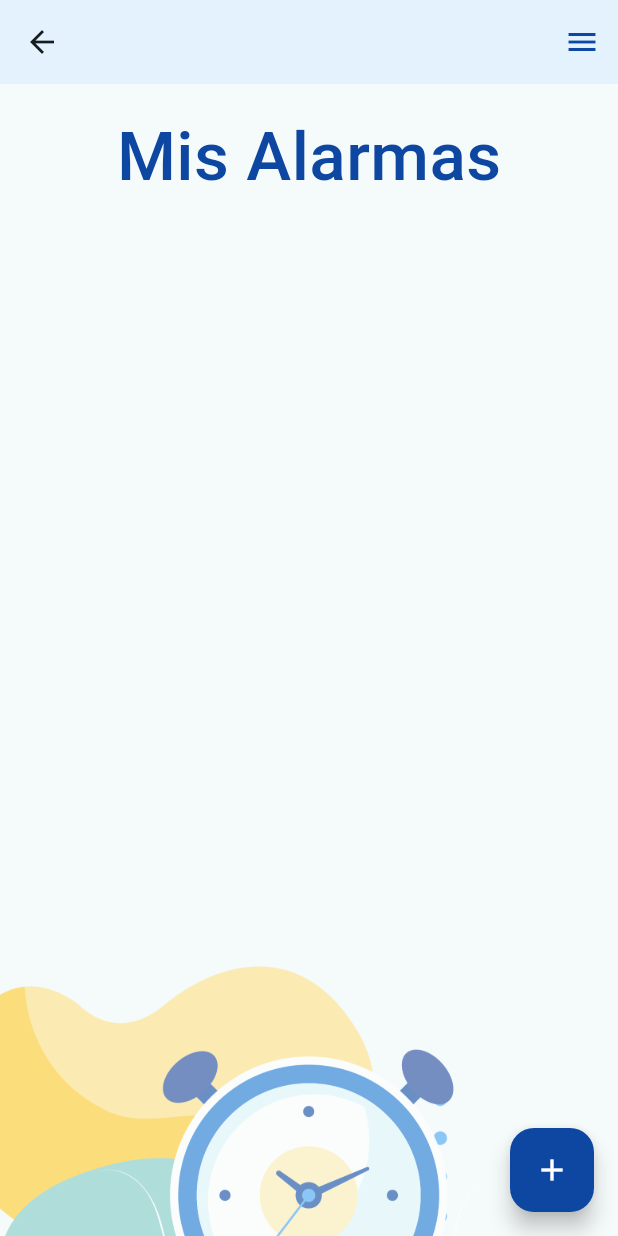
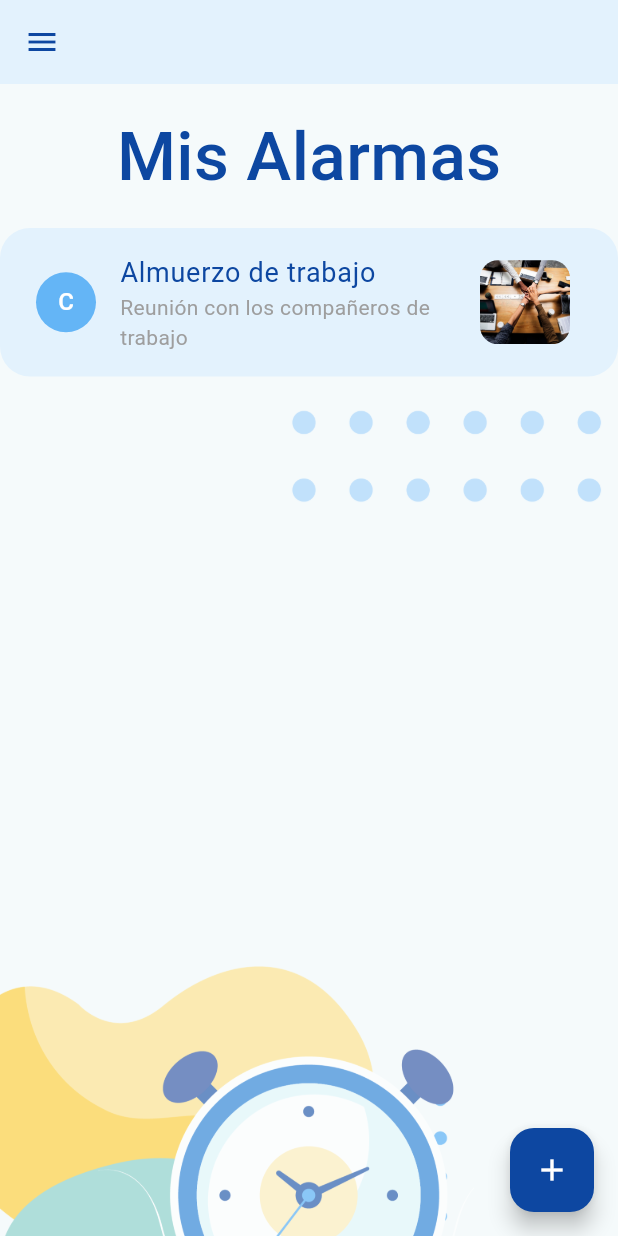
Before and after one commit to ValentinaRozo/sincronia, a Flutter app: the PantallaAlarma screen opened directly, on a phone screen of 412 x 824 dp. Run offline on Flutter 3.47's test engine with Material 3 defaults, Android fonts, the phone set to English and light mode, and no system bars; our stand-ins replace image_picker.

Commit message:
Alarma de ejemplo

```diff
--- a/lib/views/pantalla_alarmas.dart
+++ b/lib/views/pantalla_alarmas.dart
@@ -1,5 +1,6 @@
 import 'package:flutter/material.dart';
 import 'package:sincronia/views/crear_alarma.dart';
+import 'package:sincronia/widgets/alarm_tile.dart';
 import 'package:sincronia/widgets/floating_button.dart';
 
 class PantallaAlarma extends StatelessWidget {
@@ -13,19 +14,27 @@ class PantallaAlarma extends StatelessWidget {
       appBar: AppBar(
         backgroundColor: const Color(0xFFE3F2FD),
         centerTitle: true,
-        actions: [
-          IconButton(
+        leading: IconButton(
           icon: const Icon(Icons.menu),
           color: const Color(0xFF0D47A1),
           onPressed: () {
-              // Acción para el ícono de menú
           },
-          )
-        ],
+        ),
       ),
 
       body: Stack(
         children: [
+          Align(
+            alignment: const Alignment(1, -0.6),
+            child: Opacity(
+              opacity: 0.9,
+              child: Image.asset(
+                'assets/fondo_puntos_SincronIA.png',
+                height: size.height * 0.20,
+              ),
+            ),
+          ),
+
           Align(
             alignment: Alignment.bottomLeft,
             child: Opacity(
@@ -38,11 +47,12 @@ class PantallaAlarma extends StatelessWidget {
             ),
           ),
 
-          const Center(
+          SingleChildScrollView(
+            child: Center(
               child: Column(
                 mainAxisAlignment: MainAxisAlignment.start,
                 children: [
-                Padding(
+                  const Padding(
                     padding: EdgeInsets.all(16.0),
                     child: Text(
                       'Mis Alarmas',
@@ -52,13 +62,17 @@ class PantallaAlarma extends StatelessWidget {
                         color: Color(0xFF0D47A1),
                         fontFamily: 'Roboto',
                       ),
-                        )
                     ),
+                  ),
+                  AlarmItem(),
                 ],
               ),
             ),
+          ),
+
         ],
       ),
+
       floatingActionButton: CustomFloatingButton(
         onPressed: () {
           Navigator.push(
--- /dev/null
+++ b/lib/widgets/alarm_tile.dart
@@ -0,0 +1,154 @@
+import 'package:flutter/material.dart';
+import 'package:sincronia/widgets/button.dart';
+import 'package:sincronia/widgets/hour_picker.dart';
+import 'package:sincronia/widgets/radio_buttons_notificaciones.dart';
+import 'package:sincronia/widgets/text_field.dart';
+
+class AlarmItem extends StatefulWidget {
+  @override
+  _AlarmItemState createState() => _AlarmItemState();
+}
+
+class _AlarmItemState extends State<AlarmItem> {
+  bool _isExpanded = false;
+
+  @override
+  Widget build(BuildContext context) {
+    return Column(
+      children: [
+        // Parte colapsada de la alarma
+       Dismissible(
+        key: UniqueKey(),
+        direction: DismissDirection.endToStart,
+        background: Container(
+          padding: const EdgeInsets.only(right: 20),
+          alignment: Alignment.centerRight,
+          color: const Color(0xFFFFCA28),
+          child: const Icon(Icons.delete, color: Colors.white),
+        ),
+        onDismissed: (direction) {
+        },
+        child: GestureDetector(
+          onTap: () {
+            setState(() {
+              _isExpanded = !_isExpanded;
+            });
+          },
+          child: Container(
+            decoration: BoxDecoration(
+              color: const Color(0xFFE3F2FD),
+              borderRadius: BorderRadius.circular(20.0),
+            ),
+            padding: const EdgeInsets.all(8.0),
+            child: ListTile(
+              leading: const CircleAvatar(
+                backgroundColor: Color(0xFF64B5F6),
+                child: Text(
+                  'C',
+                  style: TextStyle(color: Colors.white),
+                ),
+              ),
+              title: const Text(
+                'Almuerzo de trabajo',
+                style: TextStyle(fontSize: 18, color: Color(0xFF0D47A1)),
+              ),
+              subtitle: const Text(
+                'Reunión con los compañeros de trabajo',
+                style: TextStyle(color: Colors.grey),
+              ),
+              trailing: ClipRRect(
+                borderRadius: BorderRadius.circular(12.0),
+                child: Image.asset(
+                  'assets/image.jpg',
+                  width: 60.0,
+                  height: 60.0,
+                  fit: BoxFit.cover,
+                ),
+              ),
+            ),
+          ),
+        ),
+      ),
+
+
+        // Parte expandida de la alarma
+        if (_isExpanded)
+          Padding(
+            padding: const EdgeInsets.symmetric(horizontal: 16.0),
+            child: Container(
+              decoration: BoxDecoration(
+                color: const Color(0xFFE3F2FD),
+                borderRadius: BorderRadius.circular(20.0),
+              ),
+              padding: const EdgeInsets.all(16.0),
+              child: SingleChildScrollView( // Scroll para evitar overflow
+                child: Column(
+                  crossAxisAlignment: CrossAxisAlignment.start,
+                  children: [
+                    const SingleChildScrollView(
+                      scrollDirection: Axis.horizontal,
+                      child: Align(
+                        alignment: Alignment.centerRight,
+                        child: CustomHourPicker(),
+                      ),
+                    ),
+                    const SizedBox(height: 16),
+
+                    // Título y descripción
+                    const CustomTextField(
+                      labelText: 'Título',
+                      hintText: 'Añade un título',
+                    ),
+                    const SizedBox(height: 10),
+                    const CustomTextField(
+                      labelText: 'Descripción',
+                      hintText: 'Añade tu descripción',
+                    ),
+
+                    const SizedBox(height: 20),
+
+                    // Notificaciones
+                    NotificationRadioButtons(),
+
+                    const SizedBox(height: 20),
+
+                    // Botones de eliminar y guardar
+                    Container(
+                      padding: const EdgeInsets.symmetric(horizontal: 16.0),
+                      child: Row(
+                        mainAxisAlignment: MainAxisAlignment.start,
+                        children: [
+                          CustomButton(
+                            text: 'GUARDAR',
+                            width: 130,
+                            onPressed: () {
+
+                            },
+                          ),
+                          const SizedBox(width: 10),
+
+                          OutlinedButton(
+                            onPressed: () {
+                            },
+                            style: OutlinedButton.styleFrom(
+                              padding: const EdgeInsets.symmetric(horizontal: 30.0, vertical: 15.0),
+                              side: const BorderSide(color: Color(0xFF0D47A1)),
+                            ),
+                            child: const Text(
+                              'ELIMINAR',
+                              style: TextStyle(color: Color(0xFF0D47A1)),
+                            ),
+                          ),
+                        ],
+                      ),
+                    ),
+                    const SizedBox(height: 20),
+                  ],
+                ),
+              ),
+            ),
+          ),
+      ],
+    );
+  }
+}
--- a/lib/widgets/hour_picker.dart
+++ b/lib/widgets/hour_picker.dart
@@ -25,7 +25,8 @@ class _CustomHourPickerState extends State<CustomHourPicker> {
         color: const Color(0xFFE3F2FD),
         borderRadius: BorderRadius.circular(20.0),
       ),
-
+      child: SingleChildScrollView(
+              scrollDirection: Axis.horizontal, // Permite el scroll horizontal
               child: Row(
                 mainAxisAlignment: MainAxisAlignment.center,
                 children: [
@@ -81,7 +82,6 @@ class _CustomHourPickerState extends State<CustomHourPicker> {
                     style: TextStyle(fontSize: 35),
                   ),
                   const SizedBox(width: 10),
-
 
                   Column(
                     children: [
@@ -158,6 +158,7 @@ class _CustomHourPickerState extends State<CustomHourPicker> {
                 ],
               ),
             ),
+          ),
         );
   }
 }
```
Also changed, not shown: assets/fondo_puntos_SincronIA.png (added), assets/image.jpg (added). Lines whose indentation alone changed are shown as unchanged.
